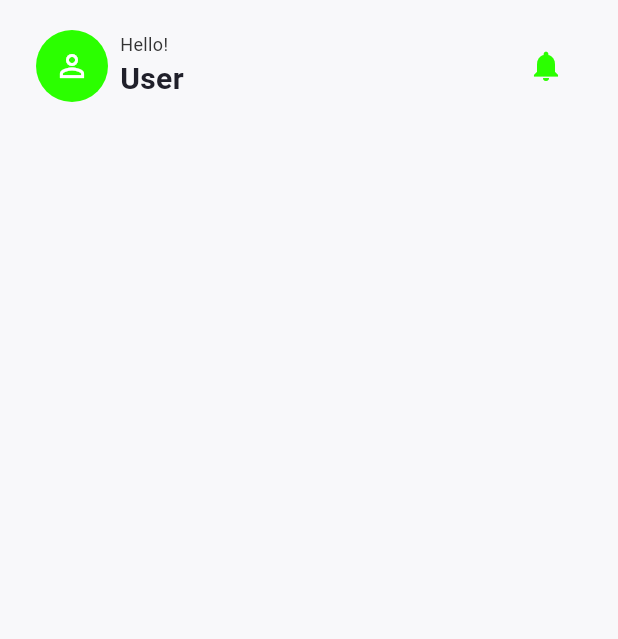
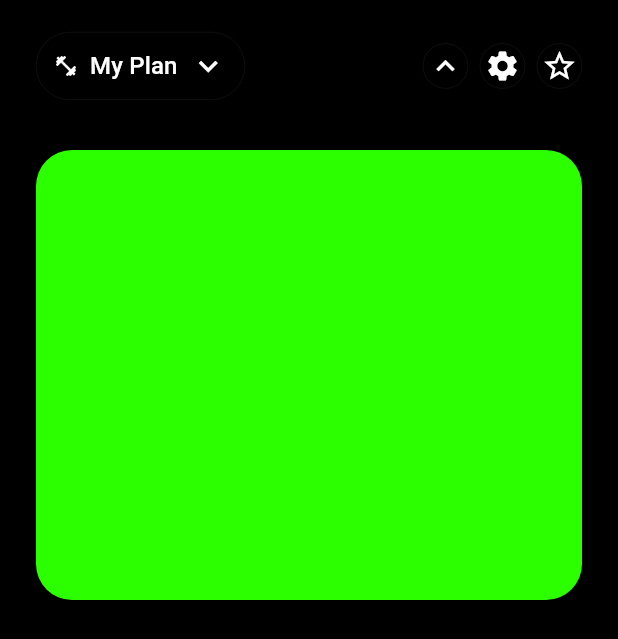
Before and after one commit to carloscorrea9/academia_treinos, a Flutter app: the screen it shows after launch, on a phone screen of 412 x 824 dp. Shown: the top 639 px of the screen. Run offline on Flutter 3.47's test engine with Material 3 defaults, Android fonts, the phone set to English and light mode, and no system bars; Roboto replaces fonts that are missing (Arial).

Commit message:
Update HomePage layout with new header design and add a days-to-gym section; change app background color to black.

```diff
--- a/lib/app/app.dart
+++ b/lib/app/app.dart
@@ -10,7 +10,7 @@ class TreinosdeAcademia extends StatelessWidget {
       debugShowCheckedModeBanner: false,
       title: 'Treinos de Academia',
       theme: ThemeData(
-        scaffoldBackgroundColor: const Color(0xFFF8F8FA),
+        scaffoldBackgroundColor: Colors.black,
         fontFamily: 'Arial',
       ),
       home: const HomePage(),
--- a/lib/modules/home/home_page.dart
+++ b/lib/modules/home/home_page.dart
@@ -14,6 +14,10 @@ class HomePage extends StatelessWidget {
             crossAxisAlignment: CrossAxisAlignment.start,
             children: [
               _buildHeader(),
+
+              const SizedBox(height: 32),
+
+              _buildDaysToGym(),
             ],
           ),
           ),
@@ -25,47 +29,122 @@ class HomePage extends StatelessWidget {
    Widget _buildHeader() {
     return Row(
       children: [
-        IconButton(
-        padding: EdgeInsets.zero,
-        constraints: BoxConstraints(),
-        onPressed: () {},
-        icon: const CircleAvatar(
-          radius: 24,
-          backgroundColor: Color.fromARGB(255, 43, 255, 0),
-          child: Icon(
-            Icons.person_outline,
-            color: Color.fromARGB(255, 255, 255, 255),
+        TextButton(onPressed: () {},
+        style: TextButton.styleFrom(
+          padding: const EdgeInsets.symmetric(
+            horizontal: 12,
+            vertical: 10,
+          ),
+          side: const BorderSide(
+            color: Color.fromARGB(101, 255, 255, 255),
+            width: 0.1,
+          ),
+          shape: RoundedRectangleBorder(
+            borderRadius: BorderRadiusGeometry.circular(64),
           ),
         ),
-      ),
-        const SizedBox(width: 8),
-        const Column(
-          crossAxisAlignment: CrossAxisAlignment.start,
+         child: const Row(
+          mainAxisSize: MainAxisSize.min,
           children: [
-            Text('Hello!',
+            Icon(
+              Icons.fitness_center,
+              size:16,
+              color: Colors.white,
+            ),
+            SizedBox(width: 8),
+            Text('My Plan',
             style: TextStyle(
-              fontSize: 12,
-              color: Color(0xff333333),
-             ),
-            ),
-            Text('User',
-            style: TextStyle(
-              fontSize: 20,
-              fontWeight: FontWeight.w700,
-              color: Color(0xFF20202A),
-             ),
+              fontSize: 16,
+              color: Colors.white,
+            ),),
+            SizedBox(width: 8),
+            Icon(
+              Icons.keyboard_arrow_down_sharp,
+              size: 25,
+              color: Colors.white,
             ),
           ],
+         ),
         ),
         const Spacer(),
-          IconButton(
-            onPressed: () {},
-             icon: const Icon (
-              Icons.notifications,
-              color: Color.fromARGB(255, 43, 255, 0),
-             ),
+          Material(
+          color: Colors.transparent,
+          shape: const CircleBorder(
+          side: BorderSide(
+          color: Color.fromARGB(101, 255, 255, 255),
+          width: 0.1,
+           ),
+          ),
+        child: InkWell(
+        onTap: () {
+        },
+          customBorder: const CircleBorder(),
+          child: const SizedBox(
+            width: 30,
+            height: 30,
+              child: Icon(
+                Icons.keyboard_arrow_up,
+                color: Colors.white,
+      ),
+    ),
+  ),
+),
+  SizedBox(width: 8),
+   Material(
+    color: Colors.transparent,
+    shape: const CircleBorder(
+      side: BorderSide(
+        color: Color.fromARGB(101, 255, 255, 255),
+        width: 0.1,
+      ),
+    ),
+    child: InkWell(
+      onTap: () {},
+      customBorder: const CircleBorder(),
+      child: const SizedBox(
+        width: 30,
+        height: 30,
+        child: Icon(
+          Icons.settings,
+          color: Colors.white,
         ),
-      ],
+      ),
+    ),
+   ),
+   SizedBox(width: 8),
+   Material(
+    color: Colors.transparent,
+    shape: const CircleBorder(
+      side: BorderSide(
+        color: Color.fromARGB(101, 255, 255, 255),
+        width: 0.1,
+      ),
+    ),
+    child: InkWell(
+      onTap: () {},
+      customBorder: const CircleBorder(),
+      child: const SizedBox(
+        width: 30,
+        height: 30,
+        child: Icon(
+          Icons.star_border_purple500_sharp,
+          color: Colors.white,
+        ),
+      ),
+    ),
+   ),
+    ],
     );
+ }
+
+   Widget _buildDaysToGym() {
+     return Container(
+      width: double.infinity,
+      height: 300,
+      decoration: BoxDecoration(
+        color: Color.fromARGB(255, 43, 255, 0),
+        borderRadius: BorderRadius.circular(24),
+      ),
+     );
    }
 }
```
